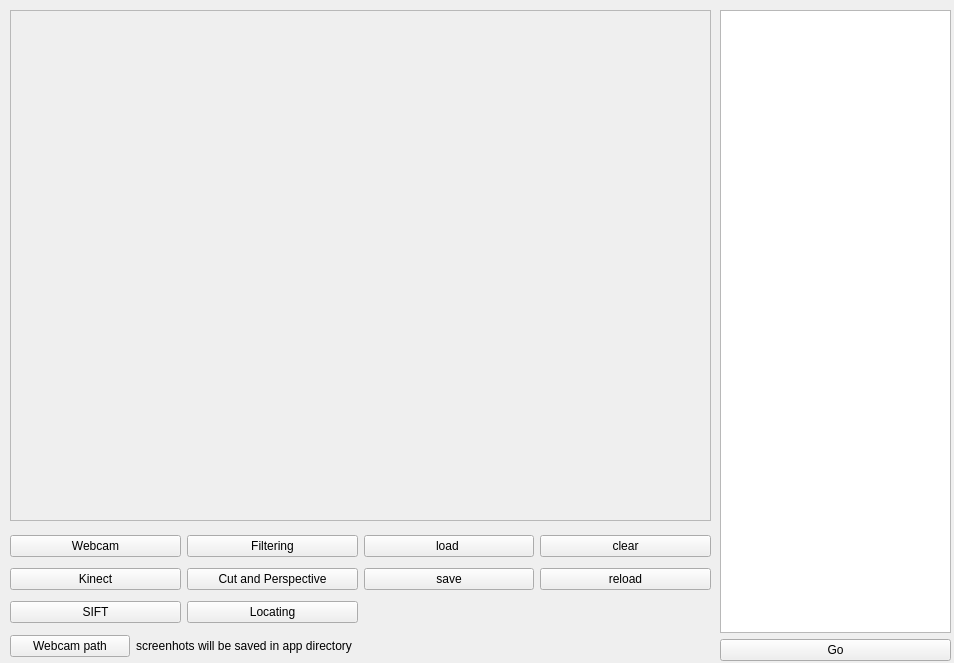
Old version of the form ui/mainwindow.ui in the repository najlepsiwebdesigner/opencv-lab.
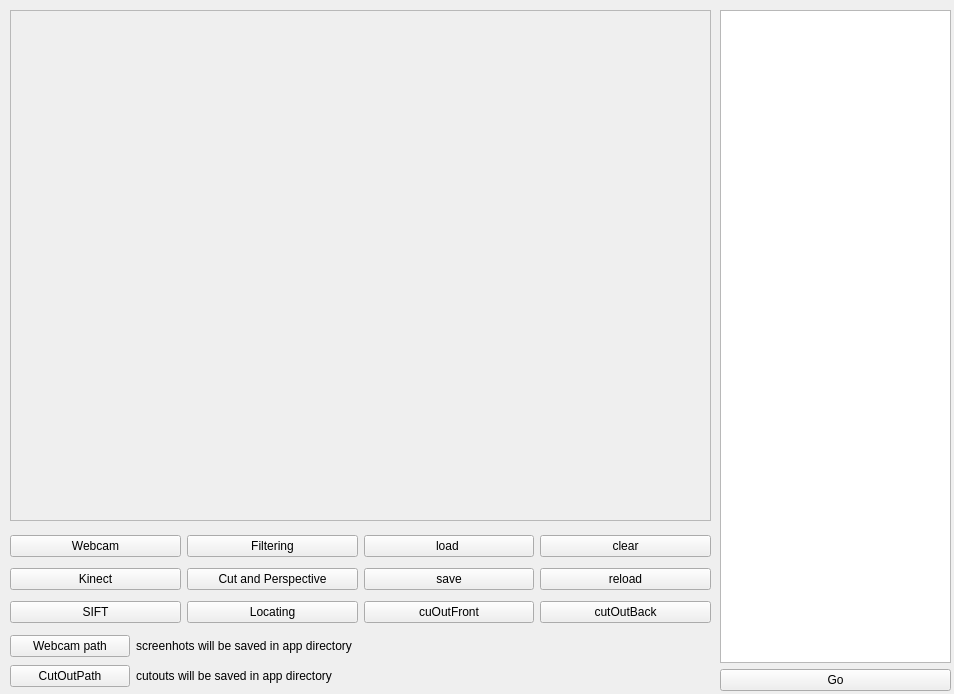
New version of the form.

The edit to the form file:
```diff
--- a/ui/mainwindow.ui
+++ b/ui/mainwindow.ui
@@ -7,7 +7,7 @@
     <x>0</x>
     <y>0</y>
     <width>954</width>
-    <height>663</height>
+    <height>694</height>
    </rect>
   </property>
   <property name="sizePolicy">
@@ -54,7 +54,7 @@
       <x>720</x>
       <y>10</y>
       <width>231</width>
-      <height>651</height>
+      <height>681</height>
      </rect>
     </property>
     <layout class="QVBoxLayout" name="verticalLayout">
@@ -156,6 +156,20 @@
        </property>
       </widget>
      </item>
+     <item row="2" column="4">
+      <widget class="QPushButton" name="cutoutFront">
+       <property name="text">
+        <string>cuOutFront</string>
+       </property>
+      </widget>
+     </item>
+     <item row="2" column="5">
+      <widget class="QPushButton" name="cutoutBack">
+       <property name="text">
+        <string>cutOutBack</string>
+       </property>
+      </widget>
+     </item>
     </layout>
    </widget>
    <widget class="QWidget" name="horizontalLayoutWidget">
@@ -190,6 +204,38 @@
      </item>
     </layout>
    </widget>
+   <widget class="QWidget" name="horizontalLayoutWidget_2">
+    <property name="geometry">
+     <rect>
+      <x>10</x>
+      <y>660</y>
+      <width>701</width>
+      <height>32</height>
+     </rect>
+    </property>
+    <layout class="QHBoxLayout" name="horizontalLayout_2">
+     <item>
+      <widget class="QPushButton" name="setCutoutPath">
+       <property name="maximumSize">
+        <size>
+         <width>120</width>
+         <height>16777215</height>
+        </size>
+       </property>
+       <property name="text">
+        <string>CutOutPath</string>
+       </property>
+      </widget>
+     </item>
+     <item>
+      <widget class="QLabel" name="cutoutPath">
+       <property name="text">
+        <string>cutouts will be saved in app directory</string>
+       </property>
+      </widget>
+     </item>
+    </layout>
+   </widget>
    <zorder>layoutWidget</zorder>
    <zorder>scrollArea</zorder>
    <zorder>gridLayoutWidget</zorder>
```
Left out of the diff: 1 changed line with no effect on the pictures.
